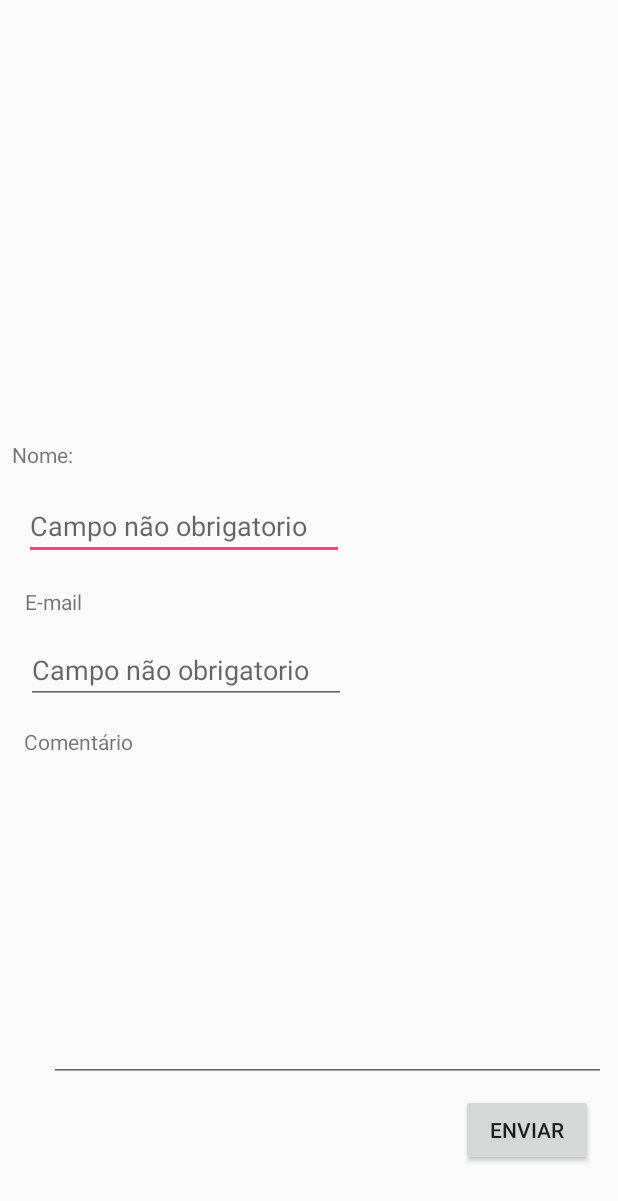
After one commit to Matheusstreisky/E-commerce, an Android app: the Tela_FAQ screen opened directly, with no data from a screen before it, on a phone screen of 412 x 824 dp. The commit adds this screen. Shown: the top 1201 px of the screen. Run offline under Robolectric (Android 15) with nearby library versions, the phone set to English and light mode, and no system bars.

Commit message:
Update 29/11
Update 29/11

```diff
--- a/app/build.gradle
+++ b/app/build.gradle
@@ -32,4 +32,7 @@ dependencies {
     compile 'com.android.support:recyclerview-v7:25.3.1'
     compile 'com.facebook.android:facebook-login:[4,5)'
     testCompile 'junit:junit:4.12'
+    compile files('lib/activation.jar')
+    compile files('lib/additionnal.jar')
+    compile files('lib/mail.jar')
 }
--- /dev/null
+++ b/app/src/main/java/leonardo_matheus/e_commerce/Tela_FAQ.java
@@ -0,0 +1,79 @@
+package leonardo_matheus.e_commerce;
+
+import android.content.Context;
+import android.net.ConnectivityManager;
+import android.net.NetworkInfo;
+import android.support.v7.app.AppCompatActivity;
+import android.os.Bundle;
+import android.view.View;
+import android.widget.Button;
+import android.widget.EditText;
+import android.widget.Toast;
+
+
+public class Tela_FAQ extends AppCompatActivity {
+    EditText txtNome;
+    Button btnEmail;
+
+    @Override
+    protected void onCreate(Bundle savedInstanceState) {
+        super.onCreate(savedInstanceState);
+        setContentView(R.layout.tela__faq);
+
+        txtNome = (EditText) findViewById(R.id.editText2);
+
+        btnEmail = (Button) findViewById(R.id.button3);
+        btnEmail.setOnClickListener(new Button.OnClickListener() {
+            @Override
+            public void onClick(View v) {
+                enviarEmail();
+            }
+        });
+    }
+
+    private void enviarEmail() {
+
+        final String nome = txtNome.getText().toString();
+
+        if (isOnline()) {
+            new Thread(new Runnable() {
+                @Override
+                public void run() {
+                    Mail m = new Mail("leo.almeida7b@hotmail.com", "subxcjni");
+
+                    String[] toArr = {"leo.almeida7b@hotmail.com"};
+                    m.setTo(toArr);
+
+                    m.setFrom("leo.almeida7b@hotmail.com");
+                    m.setSubject("Email de teste do seu app");
+                    m.setBody(nome + " recebeu um email com sucesso!");
+
+                    try {
+                        //m.addAttachment("pathDoAnexo");//anexo opcional
+                        m.send();
+                    } catch (RuntimeException rex) {
+                    }//erro ignorado
+                    catch (Exception e) {
+                        //tratar algum outro erro aqui
+                    }
+
+                    System.exit(0);
+                }
+            }).start();
+        } else {
+            Toast.makeText(getApplicationContext(), "Não estava online para enviar e-mail!", Toast.LENGTH_SHORT).show();
+            System.exit(0);
+        }
+    }
+
+    public boolean isOnline() {
+        try {
+            ConnectivityManager cm = (ConnectivityManager) getSystemService(Context.CONNECTIVITY_SERVICE);
+            NetworkInfo netInfo = cm.getActiveNetworkInfo();
+            return (netInfo != null) && netInfo.isConnectedOrConnecting();
+        } catch (Exception ex) {
+            Toast.makeText(getApplicationContext(), "Erro ao verificar se estava online! (" + ex.getMessage() + ")", Toast.LENGTH_SHORT).show();
+            return false;
+        }
+    }
+}
--- /dev/null
+++ b/app/src/main/res/layout/tela__faq.xml
@@ -0,0 +1,125 @@
+<?xml version="1.0" encoding="utf-8"?>
+<android.support.constraint.ConstraintLayout xmlns:android="http://schemas.android.com/apk/res/android"
+    xmlns:app="http://schemas.android.com/apk/res-auto"
+    xmlns:tools="http://schemas.android.com/tools"
+    android:layout_width="match_parent"
+    android:layout_height="match_parent"
+    tools:context="leonardo_matheus.e_commerce.Tela_FAQ"
+    tools:layout_editor_absoluteY="25dp"
+    tools:layout_editor_absoluteX="0dp">
+
+    <TextView
+        android:id="@+id/textView"
+        android:layout_width="wrap_content"
+        android:layout_height="wrap_content"
+        android:layout_marginLeft="8dp"
+        android:layout_marginRight="8dp"
+        android:text="@string/string_nome"
+        app:layout_constraintHorizontal_bias="0.0"
+        app:layout_constraintLeft_toLeftOf="parent"
+        app:layout_constraintRight_toRightOf="parent"
+        app:layout_constraintBottom_toBottomOf="parent"
+        android:layout_marginBottom="511dp" />
+
+    <EditText
+        android:id="@+id/editText"
+        android:layout_width="wrap_content"
+        android:layout_height="wrap_content"
+        android:layout_marginBottom="8dp"
+        android:layout_marginLeft="16dp"
+        android:layout_marginRight="8dp"
+        android:layout_marginTop="12dp"
+        android:ems="10"
+        android:hint="@string/string_campo_nao_obg"
+        android:inputType="textPersonName"
+        app:layout_constraintBottom_toBottomOf="parent"
+        app:layout_constraintHorizontal_bias="0.0"
+        app:layout_constraintLeft_toLeftOf="parent"
+        app:layout_constraintRight_toRightOf="parent"
+        app:layout_constraintTop_toBottomOf="@+id/textView"
+        app:layout_constraintVertical_bias="0.008" />
+
+    <TextView
+        android:id="@+id/textView2"
+        android:layout_width="wrap_content"
+        android:layout_height="wrap_content"
+        android:text="@string/string_email"
+        android:layout_marginTop="18dp"
+        app:layout_constraintTop_toBottomOf="@+id/editText"
+        android:layout_marginLeft="8dp"
+        app:layout_constraintLeft_toLeftOf="parent"
+        android:layout_marginRight="8dp"
+        app:layout_constraintRight_toRightOf="parent"
+        app:layout_constraintHorizontal_bias="0.024"
+        app:layout_constraintBottom_toBottomOf="parent"
+        android:layout_marginBottom="8dp"
+        app:layout_constraintVertical_bias="0.0" />
+
+    <EditText
+        android:id="@+id/editText2"
+        android:layout_width="wrap_content"
+        android:layout_height="wrap_content"
+        android:layout_marginBottom="8dp"
+        android:layout_marginLeft="8dp"
+        android:layout_marginRight="8dp"
+        android:layout_marginTop="8dp"
+        android:ems="10"
+        android:hint="@string/string_campo_nao_obg"
+        android:inputType="textPersonName"
+        app:layout_constraintBottom_toBottomOf="parent"
+        app:layout_constraintHorizontal_bias="0.052"
+        app:layout_constraintLeft_toLeftOf="parent"
+        app:layout_constraintRight_toRightOf="parent"
+        app:layout_constraintTop_toBottomOf="@+id/textView2"
+        app:layout_constraintVertical_bias="0.016" />
+
+    <TextView
+        android:id="@+id/textView3"
+        android:layout_width="wrap_content"
+        android:layout_height="wrap_content"
+        android:layout_marginBottom="8dp"
+        android:layout_marginLeft="8dp"
+        android:layout_marginRight="8dp"
+        android:layout_marginTop="8dp"
+        android:text="@string/string_comentario"
+        app:layout_constraintBottom_toBottomOf="parent"
+        app:layout_constraintHorizontal_bias="0.025"
+        app:layout_constraintLeft_toLeftOf="parent"
+        app:layout_constraintRight_toRightOf="parent"
+        app:layout_constraintTop_toBottomOf="@+id/editText2"
+        app:layout_constraintVertical_bias="0.024" />
+
+    <EditText
+        android:id="@+id/editText3"
+        android:layout_width="371dp"
+        android:layout_height="209dp"
+        android:ems="10"
+        android:inputType="text"
+        android:layout_marginTop="8dp"
+        app:layout_constraintTop_toBottomOf="@+id/textView3"
+        android:layout_marginLeft="8dp"
+        app:layout_constraintLeft_toLeftOf="parent"
+        android:layout_marginRight="8dp"
+        app:layout_constraintRight_toRightOf="parent"
+        app:layout_constraintBottom_toBottomOf="parent"
+        android:layout_marginBottom="8dp"
+        app:layout_constraintHorizontal_bias="1.0"
+        app:layout_constraintVertical_bias="0.0" />
+
+    <Button
+        android:id="@+id/button3"
+        android:layout_width="wrap_content"
+        android:layout_height="wrap_content"
+        android:layout_marginBottom="8dp"
+        android:layout_marginLeft="8dp"
+        android:layout_marginRight="8dp"
+        android:layout_marginTop="8dp"
+        android:onClick="onClick"
+        android:text="@string/string_btn_enviar"
+        app:layout_constraintBottom_toBottomOf="parent"
+        app:layout_constraintHorizontal_bias="0.971"
+        app:layout_constraintLeft_toLeftOf="parent"
+        app:layout_constraintRight_toRightOf="parent"
+        app:layout_constraintTop_toBottomOf="@+id/editText3"
+        app:layout_constraintVertical_bias="0.0" />
+</android.support.constraint.ConstraintLayout>
--- a/app/src/main/res/menu/tela_principal_drawer.xml
+++ b/app/src/main/res/menu/tela_principal_drawer.xml
@@ -21,7 +21,7 @@
                 android:id="@+id/nav_pdf"
                 android:title="@string/menu_pdf" />
             <item
-                android:id="@+id/nav_sac"
+                android:id="@+id/nav_faq"
                 android:title="@string/string_nav_sac"/>
         </menu>
     </item>
--- a/app/src/main/res/values/strings.xml
+++ b/app/src/main/res/values/strings.xml
@@ -4,7 +4,7 @@
     <string name="title_produto">Produtos</string>
     <string name="title_pessoa">Pessoas</string>
     <string name="title_consulta">Consultar</string>
-    <string name="title_login" translatable="false">Login</string>
+    <string name="title_login">Login</string>
     <string name="title_administrador">Administrador</string>
     <string name="title_activity_tela_principal" translatable="false">E-Commerce</string>
     <string name="title_detalhes">Detalhes</string>
@@ -42,10 +42,10 @@
 
     <string name="string_login">Faça seu Login</string>
     <string name="string_cadastro">Ou faça seu cadastro.</string>
-    <string name="string_email" translatable="false">E-mail</string>
+    <string name="string_email">E-mail</string>
     <string name="string_info_email">Informe seu E-mail.</string>
     <string name="string_info_senha">Informe sua senha.</string>
-    <string name="string_bt_login" translatable="false">Login</string>
+    <string name="string_bt_login">Login</string>
     <string name="string_bt_cadastrar">Cadastrar</string>
     <string name="string_nav_action" translatable="false">Action Figure</string>
     <string name="string_nav_logout" translatable="false">Logout</string>
@@ -56,6 +56,9 @@
     <string name="string_frag_downlaod" translatable="false">Dowload PDF</string>
     <string name="string_manga_nome">Nome</string>
     <string name="string_manga_autor">Autor</string>
+    <string name ="string_comentario">Comentário</string>
+    <string name="string_campo_nao_obg">Campo não obrigatorio</string>
+    <string name="string_btn_enviar">Enviar</string>
 
     <string name="navigation_drawer_open" translatable="false">Open navigation drawer</string>
     <string name="navigation_drawer_close" translatable="false">Close navigation drawer</string>
```
Also changed, not shown: app/src/main/AndroidManifest.xml (+5 -2 lines), app/src/main/java/leonardo_matheus/e_commerce/Mail.java (added, +182 -0 lines), app/src/main/java/leonardo_matheus/e_commerce/TelaPrincipal.java (+7 -0 lines), 4 other files.
